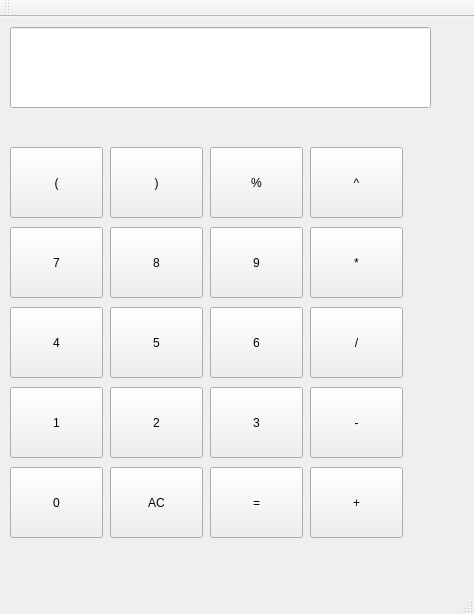
Before: the Qt Designer form ProjectA/Calculate/mainwindow.ui in wolf-bolin/Jigsaw, drawn with Qt 5.
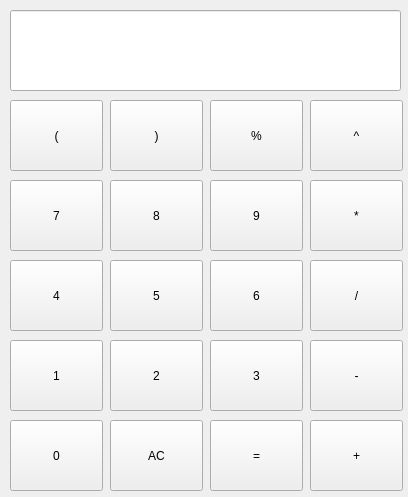
After: the same form once the commit is applied.

The edit to the form file:
```diff
--- a/ProjectA/Calculate/mainwindow.ui
+++ b/ProjectA/Calculate/mainwindow.ui
@@ -6,8 +6,8 @@
    <rect>
     <x>0</x>
     <y>0</y>
-    <width>474</width>
-    <height>614</height>
+    <width>408</width>
+    <height>497</height>
    </rect>
   </property>
   <property name="windowTitle">
@@ -19,7 +19,7 @@
      <rect>
       <x>10</x>
       <y>10</y>
-      <width>421</width>
+      <width>391</width>
       <height>81</height>
      </rect>
     </property>
@@ -29,6 +29,14 @@
       <height>16777215</height>
      </size>
     </property>
+    <property name="font">
+     <font>
+      <pointsize>40</pointsize>
+     </font>
+    </property>
+    <property name="cursor">
+     <cursorShape>ArrowCursor</cursorShape>
+    </property>
     <property name="maxLength">
      <number>327</number>
     </property>
@@ -40,7 +48,7 @@
     <property name="geometry">
      <rect>
       <x>110</x>
-      <y>130</y>
+      <y>100</y>
       <width>93</width>
       <height>71</height>
      </rect>
@@ -53,7 +61,7 @@
     <property name="geometry">
      <rect>
       <x>10</x>
-      <y>130</y>
+      <y>100</y>
       <width>93</width>
       <height>71</height>
      </rect>
@@ -66,7 +74,7 @@
     <property name="geometry">
      <rect>
       <x>210</x>
-      <y>130</y>
+      <y>100</y>
       <width>93</width>
       <height>71</height>
      </rect>
@@ -79,7 +87,7 @@
     <property name="geometry">
      <rect>
       <x>310</x>
-      <y>130</y>
+      <y>100</y>
       <width>93</width>
       <height>71</height>
      </rect>
@@ -92,7 +100,7 @@
     <property name="geometry">
      <rect>
       <x>10</x>
-      <y>290</y>
+      <y>260</y>
       <width>93</width>
       <height>71</height>
      </rect>
@@ -105,7 +113,7 @@
     <property name="geometry">
      <rect>
       <x>110</x>
-      <y>290</y>
+      <y>260</y>
       <width>93</width>
       <height>71</height>
      </rect>
@@ -118,7 +126,7 @@
     <property name="geometry">
      <rect>
       <x>210</x>
-      <y>290</y>
+      <y>260</y>
       <width>93</width>
       <height>71</height>
      </rect>
@@ -131,7 +139,7 @@
     <property name="geometry">
      <rect>
       <x>310</x>
-      <y>290</y>
+      <y>260</y>
       <width>93</width>
       <height>71</height>
      </rect>
@@ -144,7 +152,7 @@
     <property name="geometry">
      <rect>
       <x>10</x>
-      <y>370</y>
+      <y>340</y>
       <width>93</width>
       <height>71</height>
      </rect>
@@ -157,7 +165,7 @@
     <property name="geometry">
      <rect>
       <x>110</x>
-      <y>370</y>
+      <y>340</y>
       <width>93</width>
       <height>71</height>
      </rect>
@@ -170,7 +178,7 @@
     <property name="geometry">
      <rect>
       <x>210</x>
-      <y>370</y>
+      <y>340</y>
       <width>93</width>
       <height>71</height>
      </rect>
@@ -183,7 +191,7 @@
     <property name="geometry">
      <rect>
       <x>310</x>
-      <y>370</y>
+      <y>340</y>
       <width>93</width>
       <height>71</height>
      </rect>
@@ -196,7 +204,7 @@
     <property name="geometry">
      <rect>
       <x>10</x>
-      <y>450</y>
+      <y>420</y>
       <width>93</width>
       <height>71</height>
      </rect>
@@ -209,7 +217,7 @@
     <property name="geometry">
      <rect>
       <x>110</x>
-      <y>450</y>
+      <y>420</y>
       <width>93</width>
       <height>71</height>
      </rect>
@@ -222,7 +230,7 @@
     <property name="geometry">
      <rect>
       <x>210</x>
-      <y>450</y>
+      <y>420</y>
       <width>93</width>
       <height>71</height>
      </rect>
@@ -235,7 +243,7 @@
     <property name="geometry">
      <rect>
       <x>310</x>
-      <y>450</y>
+      <y>420</y>
       <width>93</width>
       <height>71</height>
      </rect>
@@ -248,7 +256,7 @@
     <property name="geometry">
      <rect>
       <x>10</x>
-      <y>210</y>
+      <y>180</y>
       <width>93</width>
       <height>71</height>
      </rect>
@@ -261,7 +269,7 @@
     <property name="geometry">
      <rect>
       <x>210</x>
-      <y>210</y>
+      <y>180</y>
       <width>93</width>
       <height>71</height>
      </rect>
@@ -274,7 +282,7 @@
     <property name="geometry">
      <rect>
       <x>110</x>
-      <y>210</y>
+      <y>180</y>
       <width>93</width>
       <height>71</height>
      </rect>
@@ -287,7 +295,7 @@
     <property name="geometry">
      <rect>
       <x>310</x>
-      <y>210</y>
+      <y>180</y>
       <width>93</width>
       <height>71</height>
      </rect>
@@ -297,25 +305,6 @@
     </property>
    </widget>
   </widget>
-  <widget class="QMenuBar" name="menuBar">
-   <property name="geometry">
-    <rect>
-     <x>0</x>
-     <y>0</y>
-     <width>474</width>
-     <height>26</height>
-    </rect>
-   </property>
-  </widget>
-  <widget class="QToolBar" name="mainToolBar">
-   <attribute name="toolBarArea">
-    <enum>TopToolBarArea</enum>
-   </attribute>
-   <attribute name="toolBarBreak">
-    <bool>false</bool>
-   </attribute>
-  </widget>
-  <widget class="QStatusBar" name="statusBar"/>
  </widget>
  <layoutdefault spacing="6" margin="11"/>
  <resources/>
```
Left out of the diff: 2 changed lines with no effect on the pictures.
